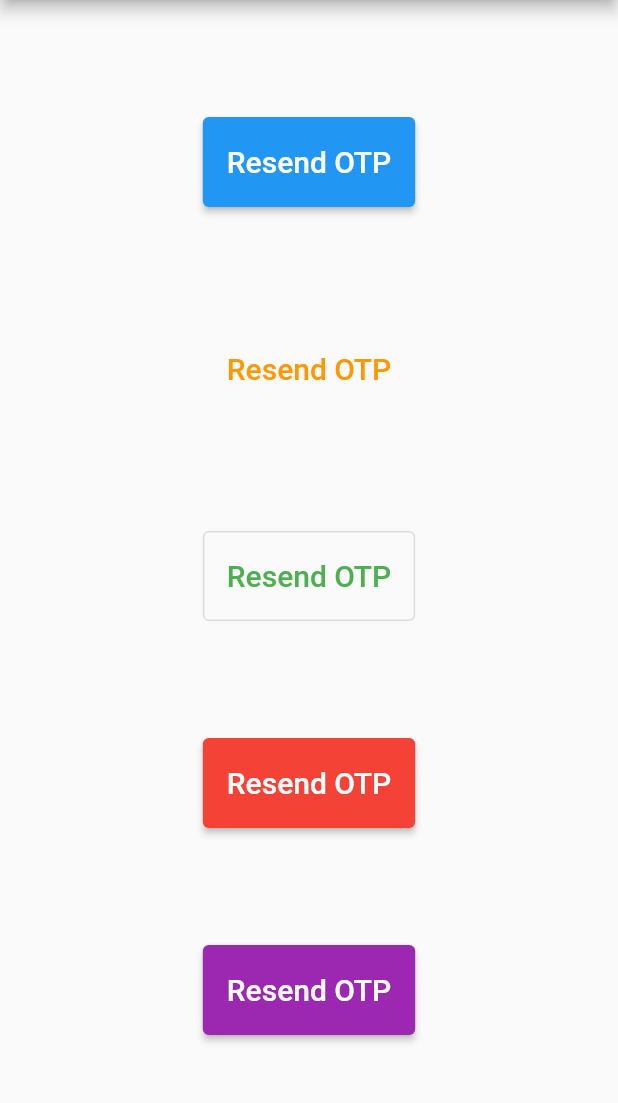
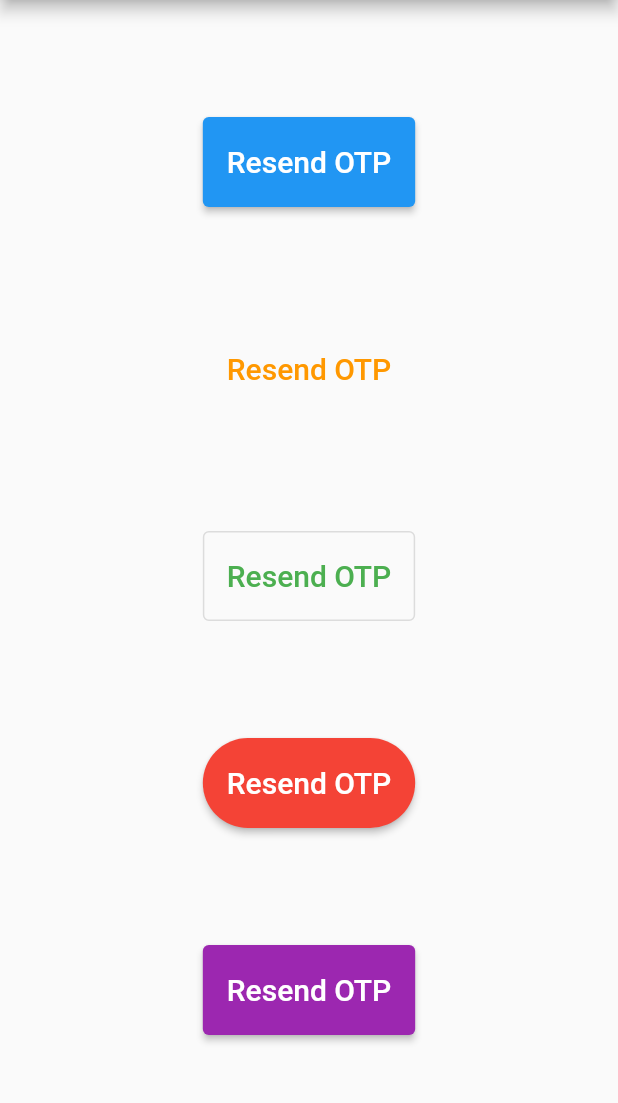
Before and after one commit to mpcreza/otp_timer_button, a Flutter app: the screen it shows after launch, on a phone screen of 412 x 824 dp, the part 84-1187 px from its top. Run offline on Flutter 3.47's test engine with Material 2 defaults, Android fonts, the phone set to English and light mode, and no system bars.

Commit message:
update example

```diff
--- a/example/lib/main.dart
+++ b/example/lib/main.dart
@@ -29,9 +29,6 @@ class MyHomePage extends StatefulWidget {
 }
 
 class _MyHomePageState extends State<MyHomePage> {
-  OtpTimerButtonController blueController = OtpTimerButtonController();
-  OtpTimerButtonController orangeController = OtpTimerButtonController();
-  OtpTimerButtonController greenController = OtpTimerButtonController();
   OtpTimerButtonController redController = OtpTimerButtonController();
   OtpTimerButtonController purpleController = OtpTimerButtonController();
 
@@ -46,7 +43,6 @@ class _MyHomePageState extends State<MyHomePage> {
           mainAxisAlignment: MainAxisAlignment.spaceEvenly,
           children: [
             OtpTimerButton(
-              controller: blueController,
               height: 60,
               onPressed: () {},
               text: Text(
@@ -56,7 +52,6 @@ class _MyHomePageState extends State<MyHomePage> {
               duration: 2,
             ),
             OtpTimerButton(
-              controller: orangeController,
               height: 60,
               onPressed: () {},
               text: Text(
@@ -68,7 +63,6 @@ class _MyHomePageState extends State<MyHomePage> {
               duration: 2,
             ),
             OtpTimerButton(
-              controller: greenController,
               height: 60,
               onPressed: () {},
               text: Text(
@@ -93,6 +87,8 @@ class _MyHomePageState extends State<MyHomePage> {
                 style: TextStyle(fontSize: 20),
               ),
               backgroundColor: Colors.red,
+              loadingIndicatorColor: Colors.red,
+              radius: 30,
               duration: 2,
             ),
             OtpTimerButton(
@@ -102,6 +98,11 @@ class _MyHomePageState extends State<MyHomePage> {
                 purpleController.loading();
                 Future.delayed(Duration(seconds: 2), () {
                   purpleController.enableButton();
+                  ScaffoldMessenger.of(context).showSnackBar(
+                    SnackBar(
+                      content: Text('Failed to resend code'),
+                    ),
+                  );
                 });
               },
               text: Text(
```
